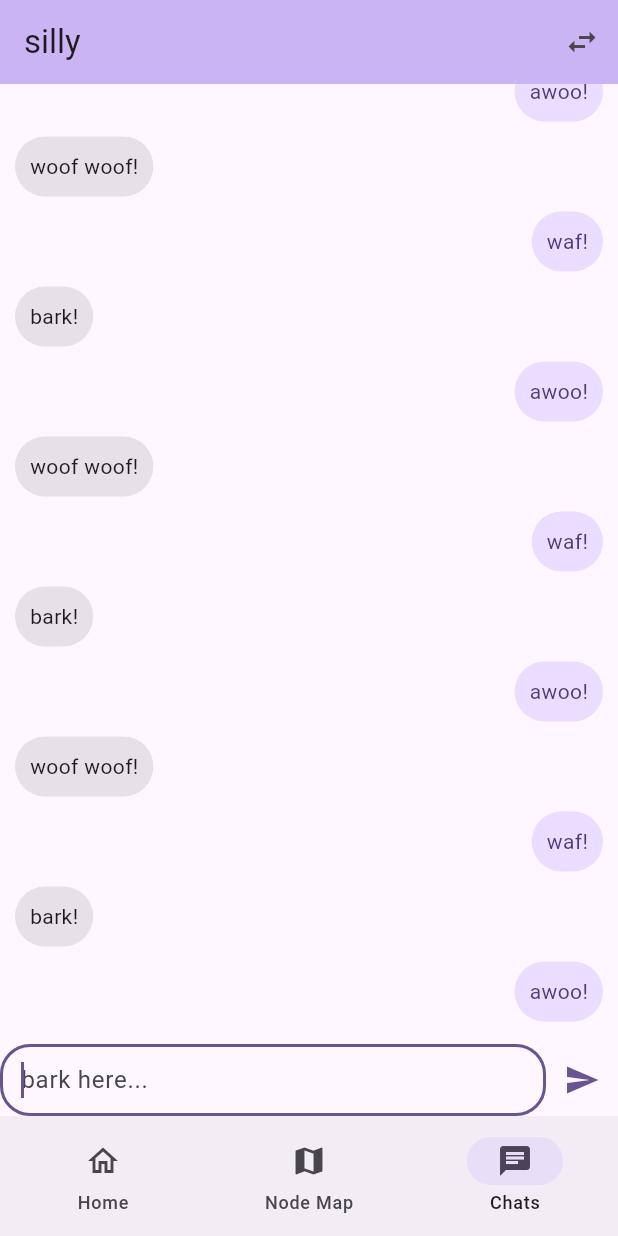
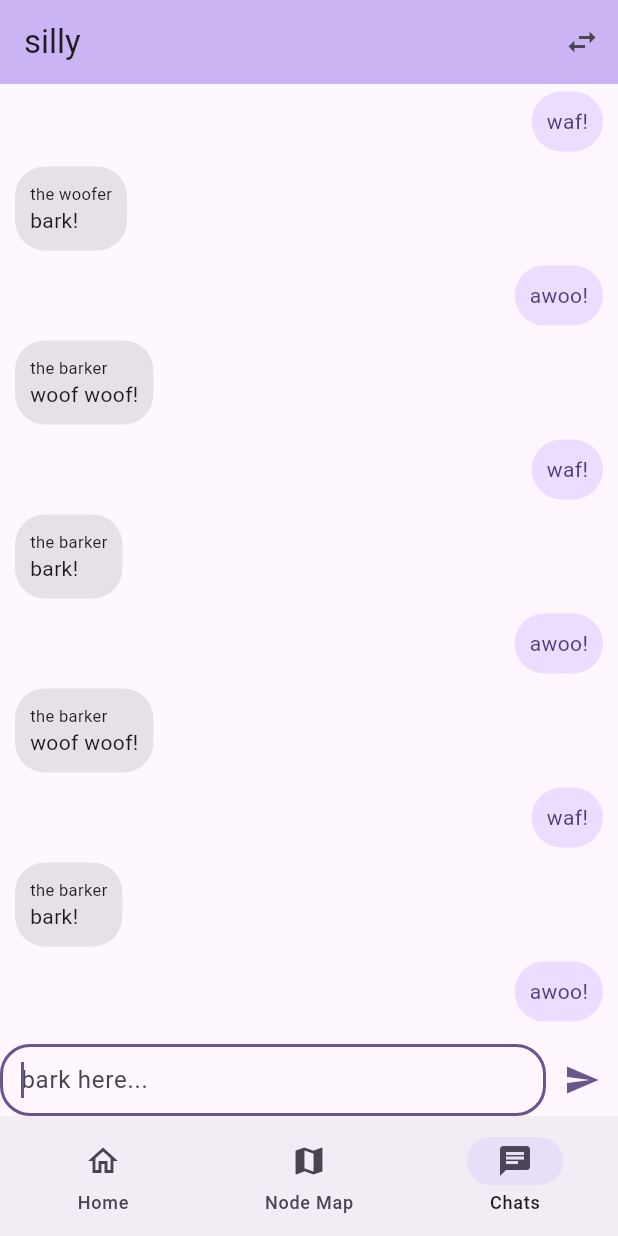
Before and after one commit to theverygaming/lora-experiments, a Flutter app: the screen it shows after launch, item 3 of the bottom bar chosen, on a phone screen of 412 x 824 dp. Run offline on Flutter 3.47's test engine with Material 3 defaults, Android fonts, the phone set to English and light mode, and no system bars; our stand-ins replace flutter_map, latlong2; missing offline and left inert: flutter_map_marker_cluster; network calls fail.

Commit message:
chat: support sender names

```diff
--- a/mesh_python_frontend/lib/chat.dart
+++ b/mesh_python_frontend/lib/chat.dart
@@ -4,10 +4,12 @@ import 'package:flutter/services.dart';
 class ChatMessage {
   String text;
   bool outgoing;
+  String? senderName;
 
   ChatMessage({
     required this.text,
     required this.outgoing,
+    this.senderName,
   });
 }
 
@@ -130,12 +132,25 @@ class _ChatState extends State<Chat> {
                         color: message.outgoing ? Theme.of(context).colorScheme.primaryContainer : Theme.of(context).colorScheme.surfaceContainerHighest,
                         borderRadius: BorderRadius.circular(20),
                       ),
-                      child: Text(
-                        message.text,
-                        style: TextStyle(
-                          color: message.outgoing ? Theme.of(context).colorScheme.onPrimaryContainer : Theme.of(context).colorScheme.onSurface,
-                          fontSize: 14,
-                        ),
+                      child: Column(
+                        crossAxisAlignment: .start,
+                        children: [
+                          if (message.senderName != null)
+                            Text(
+                              message.senderName as String,
+                              style: TextStyle(
+                                color: message.outgoing ? Theme.of(context).colorScheme.onPrimaryContainer : Theme.of(context).colorScheme.onSurface,
+                                fontSize: 11,
+                              ),
+                            ),
+                          Text(
+                            message.text,
+                            style: TextStyle(
+                              color: message.outgoing ? Theme.of(context).colorScheme.onPrimaryContainer : Theme.of(context).colorScheme.onSurface,
+                              fontSize: 14,
+                            ),
+                          ),
+                        ],
                       ),
                     ),
                   );
--- a/mesh_python_frontend/lib/meshcore/main.dart
+++ b/mesh_python_frontend/lib/meshcore/main.dart
@@ -16,27 +16,27 @@ class _MyHomePageState extends State<MyHomePage> {
   int currentPageIndex = 0;
   late Future<List<api.Node>> futureNodes;
   List<ChatMessage> messages = [
-    ChatMessage(text: "Hii", outgoing: false),
+    ChatMessage(text: "Hii", outgoing: false, senderName: "the woofer"),
     ChatMessage(text: "Hewwo :3", outgoing: true),
-    ChatMessage(text: "woof woof!", outgoing: false),
+    ChatMessage(text: "woof woof!", outgoing: false, senderName: "the woofer"),
     ChatMessage(text: "waf!", outgoing: true),
-    ChatMessage(text: "bark!", outgoing: false),
+    ChatMessage(text: "bark!", outgoing: false, senderName: "the woofer"),
     ChatMessage(text: "awoo!", outgoing: true),
-    ChatMessage(text: "woof woof!", outgoing: false),
+    ChatMessage(text: "woof woof!", outgoing: false, senderName: "the woofer"),
     ChatMessage(text: "waf!", outgoing: true),
-    ChatMessage(text: "bark!", outgoing: false),
+    ChatMessage(text: "bark!", outgoing: false, senderName: "the woofer"),
     ChatMessage(text: "awoo!", outgoing: true),
-    ChatMessage(text: "woof woof!", outgoing: false),
+    ChatMessage(text: "woof woof!", outgoing: false, senderName: "the woofer"),
     ChatMessage(text: "waf!", outgoing: true),
-    ChatMessage(text: "bark!", outgoing: false),
+    ChatMessage(text: "bark!", outgoing: false, senderName: "the woofer"),
     ChatMessage(text: "awoo!", outgoing: true),
-    ChatMessage(text: "woof woof!", outgoing: false),
+    ChatMessage(text: "woof woof!", outgoing: false, senderName: "the barker"),
     ChatMessage(text: "waf!", outgoing: true),
-    ChatMessage(text: "bark!", outgoing: false),
+    ChatMessage(text: "bark!", outgoing: false, senderName: "the barker"),
     ChatMessage(text: "awoo!", outgoing: true),
-    ChatMessage(text: "woof woof!", outgoing: false),
+    ChatMessage(text: "woof woof!", outgoing: false, senderName: "the barker"),
     ChatMessage(text: "waf!", outgoing: true),
-    ChatMessage(text: "bark!", outgoing: false),
+    ChatMessage(text: "bark!", outgoing: false, senderName: "the barker"),
     ChatMessage(text: "awoo!", outgoing: true),
   ];
 
```
